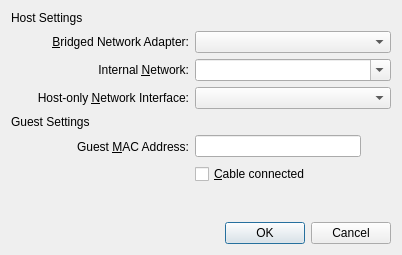
Above: vbox/src/VBox/Frontends/VirtualBox/ui/VBoxVMSettingsNetworkDetails.ui from jljuxgm/vboxgit before the change. Below: the same form after it.
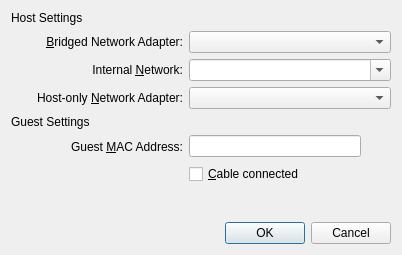
That is the form after the change. Icons and pictures are not drawn. Custom widgets are drawn as their Qt base class.

What changed in the file:
```diff
--- a/vbox/src/VBox/Frontends/VirtualBox/ui/VBoxVMSettingsNetworkDetails.ui
+++ b/vbox/src/VBox/Frontends/VirtualBox/ui/VBoxVMSettingsNetworkDetails.ui
@@ -98,7 +98,7 @@
    <item row="3" column="1" >
     <widget class="QLabel" name="mLbHOI" >
      <property name="text" >
-      <string>Host-only &amp;Network Interface:</string>
+      <string>Host-only &amp;Network Adapter:</string>
      </property>
      <property name="alignment" >
       <set>Qt::AlignRight|Qt::AlignTrailing|Qt::AlignVCenter</set>
```
Left out of the diff: 2 changed lines with no effect on the pictures.
